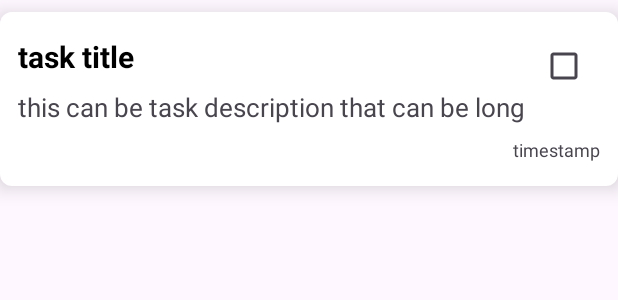
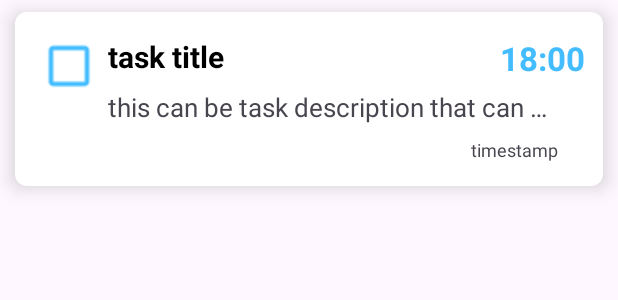
Before and after one commit to ChakraHs/Tasks-Management-Mobile-App-JAVA-ME, an Android app: the layout recycler_task_item.xml on its own in the app's theme, with its tools: preview values and no code run, on a phone screen of 412 x 824 dp. Shown: the top 300 px of the screen. Run offline under Robolectric (Android 15) with nearby library versions, the phone set to English and light mode, and no system bars.

Commit message:
add time to task and change checkbox style

```diff
--- a/app/src/main/java/com/example/mytask/adapters/TaskAdapter.java
+++ b/app/src/main/java/com/example/mytask/adapters/TaskAdapter.java
@@ -32,11 +32,9 @@ import java.util.Objects;
 
 public class TaskAdapter extends FirestoreRecyclerAdapter<Task, TaskAdapter.TaskViewHolder> {
 
-    LinkedList<Task> tasks;
     Context context;
     FirebaseFirestore db;
     FirebaseUser currentUser;
-    FragmentManager fragmentManager;
     private static final String TAG = "TaskAdapter";
     public TaskAdapter(@NonNull FirestoreRecyclerOptions<Task> options, Context context) {
         super(options);
--- a/app/src/main/res/layout/activity_main.xml
+++ b/app/src/main/res/layout/activity_main.xml
@@ -64,7 +64,7 @@
             android:layout_toEndOf="@id/profile_image"
             android:textStyle="bold"
             android:layout_marginTop="15dp"
-            android:textColor="@color/black"
+            android:textColor="@color/primary"
             android:layout_marginLeft="20dp"
             />
 
--- a/app/src/main/res/layout/recycler_task_item.xml
+++ b/app/src/main/res/layout/recycler_task_item.xml
@@ -8,16 +8,20 @@
     android:elevation="8dp"
     android:orientation="horizontal"
     android:padding="12dp"
+    android:layout_marginHorizontal="10dp"
     >
 
     <RelativeLayout
         android:layout_width="wrap_content"
-        android:layout_height="wrap_content">
+        android:layout_height="wrap_content"
+        >
 
         <RelativeLayout
             android:id="@+id/one_task"
-            android:layout_width="wrap_content"
-            android:layout_height="wrap_content">
+            android:layout_width="300dp"
+            android:layout_height="wrap_content"
+            android:layout_marginLeft="50dp"
+            >
 
             <TextView
                 android:id="@+id/task_title_text_view"
@@ -28,6 +32,7 @@
                 android:textColor="@color/black"
                 android:textSize="20sp"
                 android:textStyle="bold"
+                android:maxLines="1"
                 />
 
             <TextView
@@ -37,7 +42,7 @@
                 android:layout_below="@id/task_title_text_view"
                 android:layout_marginVertical="4dp"
                 android:ellipsize="end"
-                android:maxLines="2"
+                android:maxLines="1"
                 android:text="this can be task description that can be long"
                 android:textSize="17sp" />
 
@@ -55,11 +60,29 @@
 
         </RelativeLayout>
 
+        <TextView
+            android:id="@+id/time"
+            android:layout_width="wrap_content"
+            android:layout_height="wrap_content"
+            android:layout_marginVertical="4dp"
+            android:ellipsize="end"
+            android:maxLines="1"
+            android:textStyle="bold"
+            android:text="18:00"
+            android:layout_alignParentEnd="true"
+            android:textSize="22sp"
+            android:textColor="@color/primary"
+            />
+
         <CheckBox
             android:id="@+id/done_checkbox"
             android:layout_width="wrap_content"
             android:layout_height="wrap_content"
-            android:layout_alignParentEnd="true" />
+            android:scaleX="1.5"
+            android:scaleY="1.5"
+            android:buttonTint="@color/primary"
+            android:backgroundTintMode="add"
+            />
     </RelativeLayout>
 
 
```
Also changed, not shown: app/src/main/res/drawable/checkbox_circle.xml (added, +11 -0 lines).
